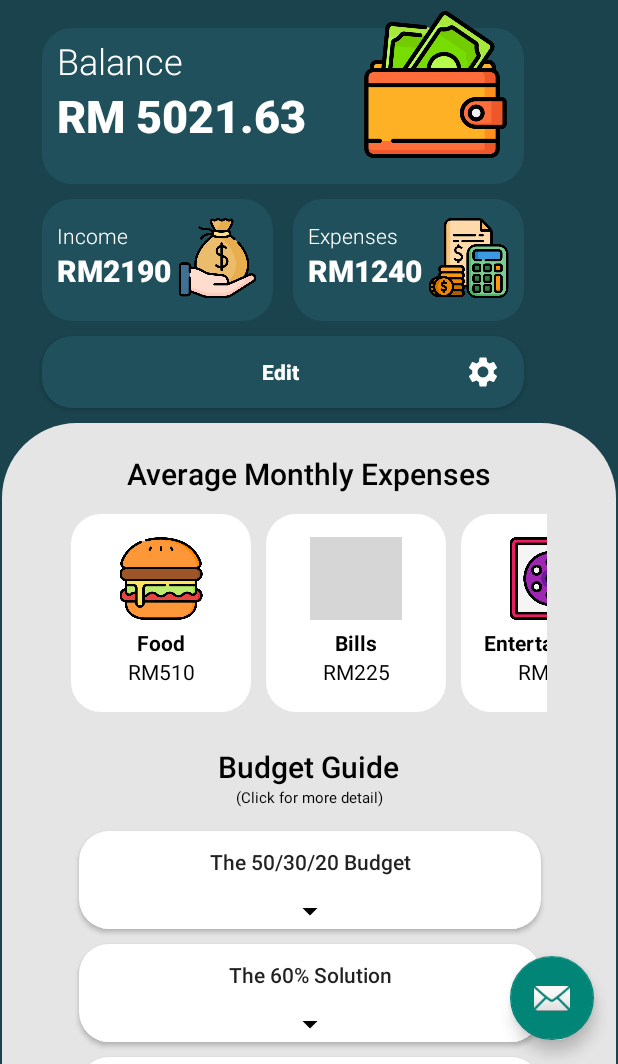
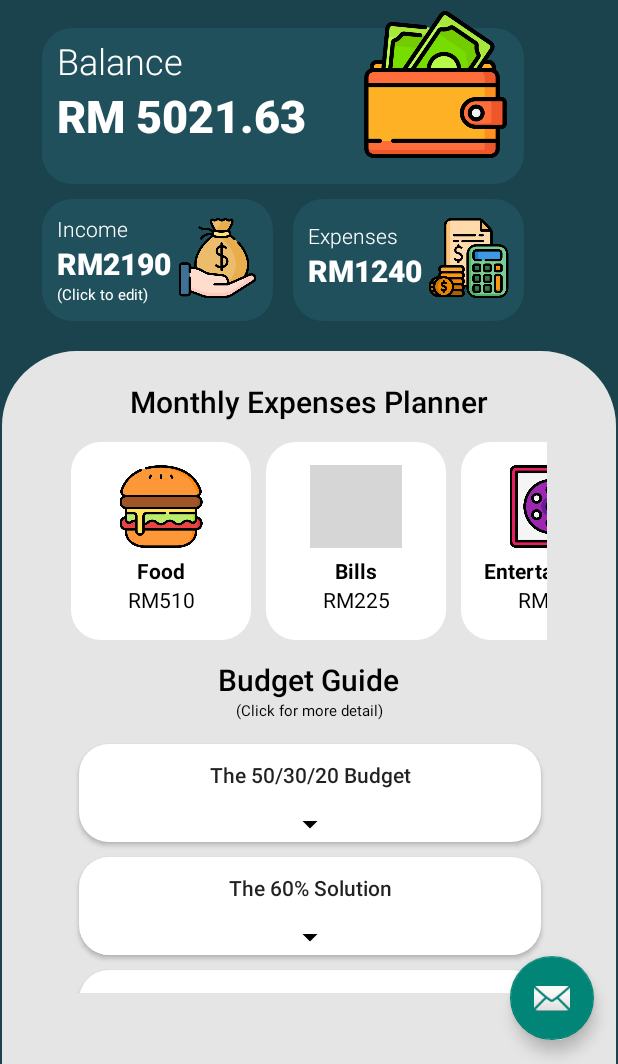
Before and after one commit to aidil576/UnbrokeBudgetApp, an Android app: the screen it shows after launch (MainActivity), on a phone screen of 412 x 824 dp, the part 172-1236 px from its top. Run offline under Robolectric (Android 15) with nearby library versions, the phone set to English and light mode, and no system bars; our stand-ins replace navigation-ui; grey boxes are pictures that could not be loaded.

Commit message:
updatedjairy3.21am

```diff
--- a/app/src/main/java/com/example/unbrokebudgetapplication/fragment_money_record.java
+++ b/app/src/main/java/com/example/unbrokebudgetapplication/fragment_money_record.java
@@ -18,6 +18,8 @@ import android.widget.Button;
  * create an instance of this fragment.
  */
 public class fragment_money_record extends Fragment {
+
+
 
     // TODO: Rename parameter arguments, choose names that match
     // the fragment initialization parameters, e.g. ARG_ITEM_NUMBER
@@ -105,6 +107,15 @@ public class fragment_money_record extends Fragment {
             }
         };
         budget3.setOnClickListener(budget_rule_3_button);
+
+        Button income = view.findViewById(R.id.income_button);
+        View.OnClickListener income_button = new View.OnClickListener(){
+            @Override
+            public void onClick(View v){
+                Navigation.findNavController(view).navigate(R.id.toincome);
+            }
+        };
+        income.setOnClickListener(income_button);
     }
 
 }
--- a/app/src/main/res/layout/fragment_money_record.xml
+++ b/app/src/main/res/layout/fragment_money_record.xml
@@ -30,11 +30,11 @@
             android:id="@+id/top_box_background"
             android:layout_width="409dp"
             android:layout_height="502dp"
-            android:layout_marginTop="10dp"
+            android:layout_marginTop="20dp"
             android:background="@drawable/rounded_top_box"
             app:layout_constraintEnd_toEndOf="parent"
             app:layout_constraintStart_toStartOf="parent"
-            app:layout_constraintTop_toBottomOf="@+id/moneysetting_button" />
+            app:layout_constraintTop_toBottomOf="@+id/item_box_income" />
 
     <TextView
         android:id="@+id/app_name_top"
@@ -95,7 +95,7 @@
             android:layout_height="wrap_content"
             android:layout_marginTop="20dp"
             android:fontFamily="sans-serif-medium"
-            android:text="Average Monthly Expenses"
+            android:text="Monthly Expenses Planner"
             android:textColor="#000000"
             android:textSize="20sp"
             app:layout_constraintEnd_toEndOf="parent"
@@ -152,24 +152,24 @@
             android:layout_width="wrap_content"
             android:layout_height="wrap_content"
             android:layout_marginStart="10dp"
+            android:layout_marginTop="10dp"
             android:fontFamily="sans-serif-light"
             android:text="Income"
             android:textColor="#ffffff"
-        app:layout_constraintBottom_toTopOf="@+id/income_value"
-        app:layout_constraintStart_toStartOf="@+id/item_box_income" />
+            app:layout_constraintStart_toStartOf="@+id/item_box_income"
+            app:layout_constraintTop_toTopOf="@+id/item_box_income" />
 
         <TextView
             android:id="@+id/income_value"
             android:layout_width="wrap_content"
             android:layout_height="wrap_content"
             android:layout_marginStart="10dp"
-        android:layout_marginBottom="20dp"
             android:fontFamily="sans-serif-black"
             android:text="RM2190"
             android:textColor="#ffffff"
             android:textSize="20sp"
-        app:layout_constraintBottom_toBottomOf="@+id/item_box_income"
-        app:layout_constraintStart_toStartOf="@+id/item_box_income" />
+            app:layout_constraintStart_toStartOf="@+id/item_box_income"
+            app:layout_constraintTop_toBottomOf="@+id/income_text" />
 
     <ImageView
         android:id="@+id/expenses_icon"
@@ -209,7 +209,7 @@
             android:id="@+id/budget_type_text"
             android:layout_width="wrap_content"
             android:layout_height="wrap_content"
-            android:layout_marginTop="20dp"
+            android:layout_marginTop="10dp"
             android:fontFamily="sans-serif-medium"
             android:text="Budget Guide"
             android:textColor="#000000"
@@ -465,21 +465,23 @@
             app:layout_constraintEnd_toEndOf="parent"
             app:layout_constraintTop_toTopOf="parent" />
 
+        <TextView
+            android:id="@+id/textView"
+            android:layout_width="wrap_content"
+            android:layout_height="wrap_content"
+            android:text="(Click to edit)"
+            android:textColor="#ffffff"
+            android:textSize="10sp"
+            app:layout_constraintStart_toStartOf="@+id/income_value"
+            app:layout_constraintTop_toBottomOf="@+id/income_value" />
+
         <Button
-            android:id="@+id/moneysetting_button"
-            android:layout_width="321dp"
-            android:layout_height="48dp"
-            android:layout_marginTop="10dp"
-            android:background="@drawable/rounded_box_grey"
-            android:drawableRight="@drawable/setting_white"
-            android:paddingLeft="35dp"
-            android:paddingEnd="15dp"
-            android:text="Edit"
-            android:textAllCaps="false"
-            android:textColor="#ffffff"
-            android:textStyle="bold"
+            android:id="@+id/income_button"
+            android:layout_width="154dp"
+            android:layout_height="81dp"
+            android:background="@drawable/transparent_bg"
             app:layout_constraintStart_toStartOf="@+id/item_box_income"
-            app:layout_constraintTop_toBottomOf="@+id/item_box_income" />
+            app:layout_constraintTop_toTopOf="@+id/item_box_income" />
 
 
     </androidx.constraintlayout.widget.ConstraintLayout>
--- a/app/src/main/res/navigation/nav_graph.xml
+++ b/app/src/main/res/navigation/nav_graph.xml
@@ -42,6 +42,9 @@
         <action
             android:id="@+id/to3rdbudget"
             app:destination="@id/budget3" />
+        <action
+            android:id="@+id/toincome"
+            app:destination="@id/change_income" />
     </fragment>
     <fragment
         android:id="@+id/budget1"
@@ -79,4 +82,13 @@
             android:id="@+id/budget3_moneyrecord"
             app:destination="@id/fragment_money_record" />
     </fragment>
+    <fragment
+        android:id="@+id/change_income"
+        android:name="com.example.unbrokebudgetapplication.fragment_change_income"
+        android:label="fragment_change_income"
+        tools:layout="@layout/fragment_change_income" >
+        <action
+            android:id="@+id/income_moneyrecord"
+            app:destination="@id/fragment_money_record" />
+    </fragment>
 </navigation>
```
Also changed, not shown: app/src/main/java/com/example/unbrokebudgetapplication/fragment_change_income.java (added, +104 -0 lines), app/src/main/res/layout/fragment_change_income.xml (added, +91 -0 lines). Lines whose indentation alone changed are shown as unchanged.
